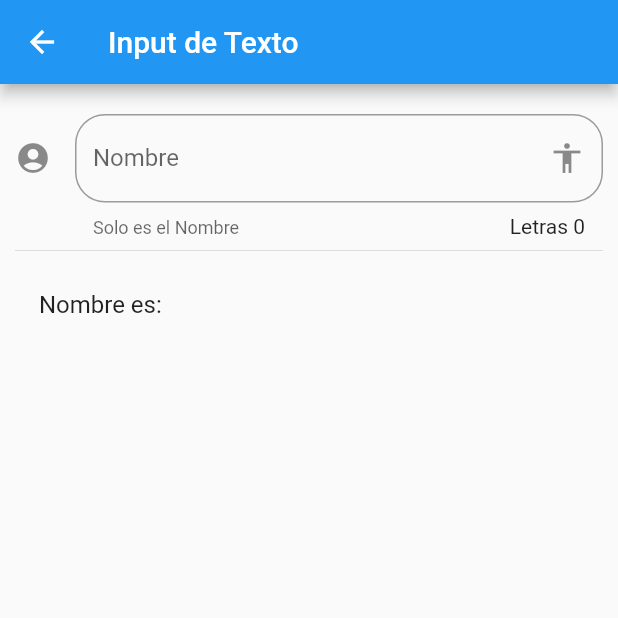
After one commit to Tirano61/Componentes, a Flutter app: the InputPage screen opened by its route, on a phone screen of 412 x 824 dp, the top half of it. The commit adds this screen. Run offline on Flutter 3.47's test engine with Material 2 defaults, Android fonts, the phone set to English and light mode, and no system bars; network calls fail.

Commit message:
Avatars, animacion containers, Inputs(TextField)

```diff
--- a/data/menu_opts.json
+++ b/data/menu_opts.json
@@ -15,6 +15,16 @@
             "ruta" : "card",
             "icon" : "folder_open",
             "texto": "Cards - Tarjetas"
+        },
+        {
+            "ruta" : "animatedContainer",
+            "icon" : "donut_large",
+            "texto": "Animated  Container"
+        },
+        {
+            "ruta" : "inputs",
+            "icon" : "input",
+            "texto": "Inputs"
         }
     ]
 }
--- /dev/null
+++ b/lib/src/pages/input_page.dart
@@ -0,0 +1,56 @@
+import 'package:flutter/material.dart';
+
+class InputPage extends StatefulWidget {
+  @override
+  _InputPageState createState() => _InputPageState();
+}
+
+class _InputPageState extends State<InputPage> {
+  String _nombre = "";
+
+  @override
+  Widget build(BuildContext context) {
+    return Scaffold(
+      appBar: AppBar(
+        title: Text('Input de Texto'),
+      ),
+      body: ListView(
+        padding: EdgeInsets.symmetric(horizontal: 10.0, vertical: 20.0),
+        children: <Widget>[
+          _crearInput(),
+          Divider(),
+          _crearPersona(),
+        ],
+      ),
+    );
+  }
+
+  Widget _crearInput() {
+    return TextField(
+      autofocus: false,
+      textCapitalization: TextCapitalization.words,
+      decoration: InputDecoration(
+        border: OutlineInputBorder(
+          borderRadius: BorderRadius.circular(20.0),
+        ),
+        counter: Text('Letras ${_nombre.length}'),
+        hintText: 'Nombre de la persona',
+        labelText: 'Nombre',
+        helperText: 'Solo es el Nombre',
+        suffixIcon: Icon(Icons.accessibility),
+        icon: Icon(Icons.account_circle),
+      ),
+      onChanged: (valor) {
+        setState(() {
+          _nombre = valor;
+        });
+      },
+    );
+  }
+
+  Widget _crearPersona() {
+    return ListTile(
+      title: Text('Nombre es: $_nombre'),
+    );
+  }
+}
--- a/lib/src/routes/routes.dart
+++ b/lib/src/routes/routes.dart
@@ -1,6 +1,9 @@
+import 'package:componentes/src/pages/animated_container.dart';
 import 'package:componentes/src/pages/avatar_page.dart';
+import 'package:componentes/src/pages/card_page.dart';
 import 'package:componentes/src/pages/home_page.dart';
 import 'package:componentes/src/pages/alert_page.dart';
+import 'package:componentes/src/pages/input_page.dart';
 import 'package:flutter/material.dart';
 
 Map<String, WidgetBuilder> getAplicationRouts() {
@@ -8,5 +11,8 @@ Map<String, WidgetBuilder> getAplicationRouts() {
     '/': (BuildContext context) => HomePage(),
     'alert': (BuildContext context) => AlertPage(),
     'avatar': (BuildContext context) => AvatarPage(),
+    'card': (BuildContext context) => CardPage(),
+    'animatedContainer': (BuildContext context) => AnimatedContainerPage(),
+    'inputs': (BuildContext context) => InputPage(),
   };
 }
--- a/lib/src/utils/icono_string_util.dart
+++ b/lib/src/utils/icono_string_util.dart
@@ -4,6 +4,8 @@ final _icons = <String, IconData>{
   "add_alert": Icons.add_alert,
   "accessibility": Icons.accessibility,
   "folder_open": Icons.folder_open,
+  'donut_large': Icons.donut_large,
+  'input': Icons.input,
 };
 
 Icon getIcon(String nombreIcono) {
--- a/pubspec.yaml
+++ b/pubspec.yaml
@@ -47,7 +47,7 @@ flutter:
   # To add assets to your application, add an assets section, like this:
   assets:
     - data/menu_opts.json
-  #   - images/a_dot_ham.jpeg
+    - assets/
 
   # An image asset can refer to one or more resolution-specific "variants", see
   # https://flutter.dev/assets-and-images/#resolution-aware.
```
Also changed, not shown: lib/src/pages/alert_page.dart (+43 -0 lines), lib/src/pages/animated_container.dart (added, +56 -0 lines), lib/src/pages/avatar_page.dart (+26 -0 lines), lib/src/pages/card_page.dart (added, +115 -0 lines), assets/jar-loading.gif (added).
